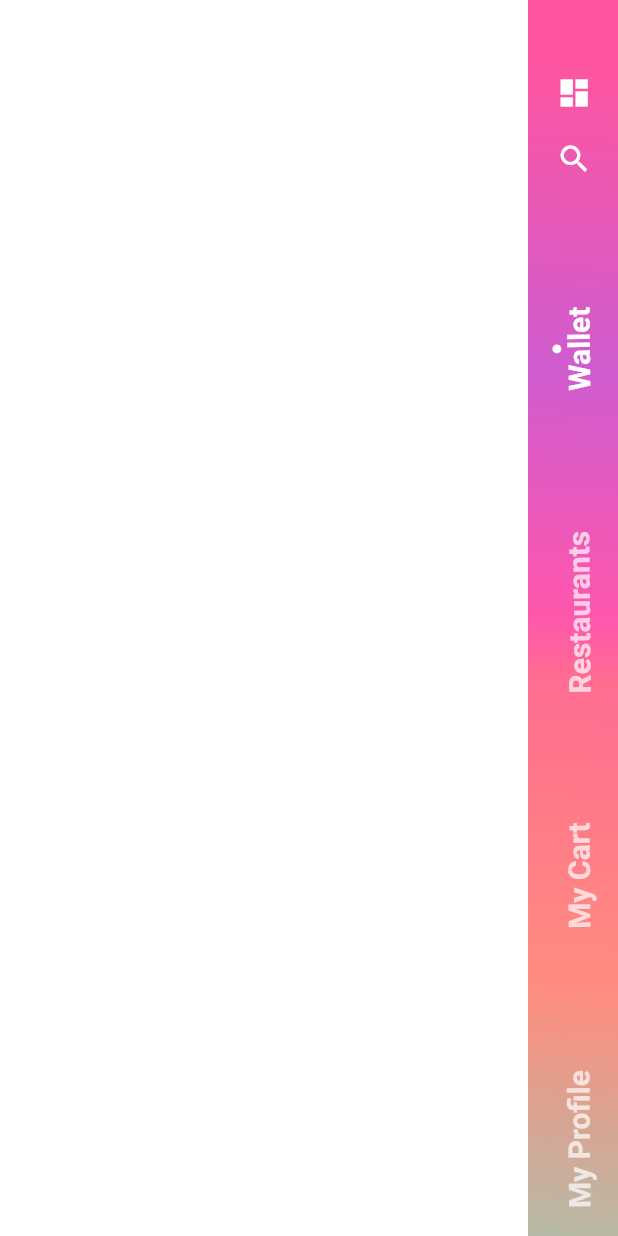
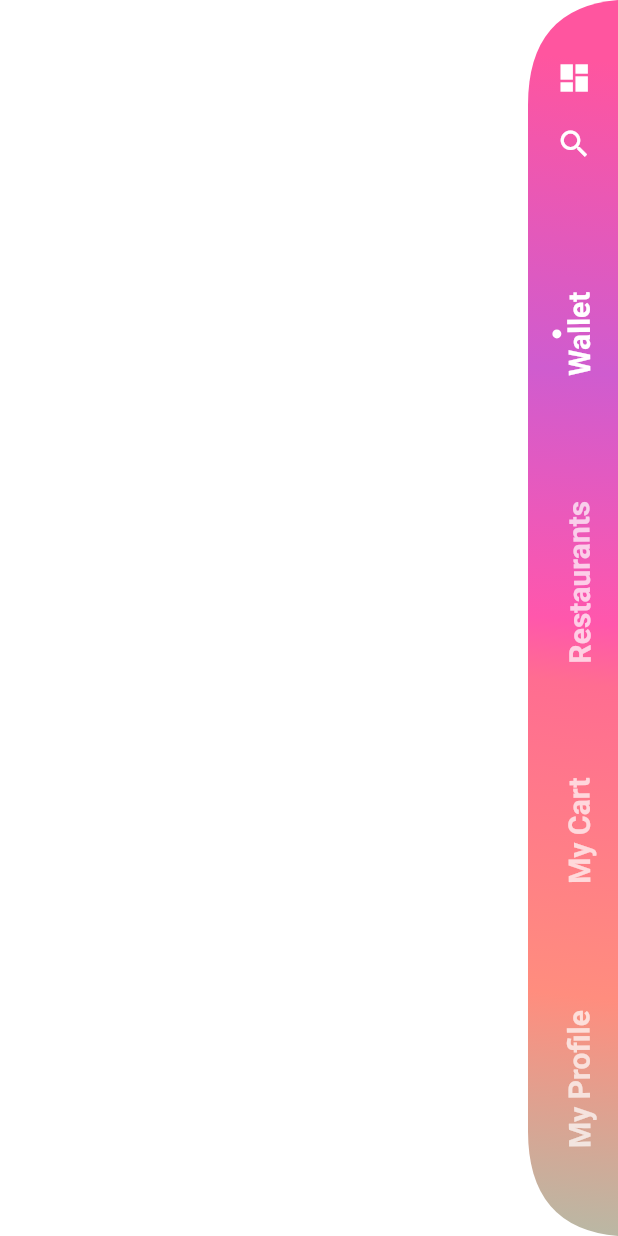
Before and after one commit to tarciso-torres/neumorphic_design_app, a Flutter app: the screen it shows after launch, after a tap on "Wallet", on a phone screen of 412 x 824 dp. Run offline on Flutter 3.47's test engine with Material 2 defaults, Android fonts, the phone set to English and light mode, and no system bars.

Commit message:
Inititate the create draw curve menu

```diff
--- a/lib/sidebar/sidebar_layout.dart
+++ b/lib/sidebar/sidebar_layout.dart
@@ -1,16 +1,32 @@
 import 'package:flutter/material.dart';
 import 'package:neumorphic_design_app/sidebar/sidebar_item.dart';
 
-class SidebarLayout extends StatelessWidget {
+class SidebarLayout extends StatefulWidget{
+  @override
+  _SidebarLayoutState createState() => _SidebarLayoutState();
+}
+
+class _SidebarLayoutState extends State<SidebarLayout> {
+
+  int selectedIndex = 0;
+
+  void onTabTap(int index) {
+    setState(() {
+      selectedIndex = index;
+    });
+  }
+
   @override
   Widget build(BuildContext context) {
     return Stack(
       children: <Widget>[
         Positioned(
-          width: 60,
+          width: 90,
           top: 0,
           bottom: 0,
           right: 0,
+            child: ClipPath(
+              clipper: SidebarClipper(),
               child: Container(
                 decoration: BoxDecoration(
                   gradient: LinearGradient(
@@ -29,6 +45,7 @@ class SidebarLayout extends StatelessWidget {
                 ),
               ),
             ),
+          ),
         Positioned(
             top: 0,
             bottom: 0,
@@ -36,7 +53,7 @@ class SidebarLayout extends StatelessWidget {
             child: Column(
               children: <Widget>[
                 SizedBox(
-                  height: 50,
+                  height: 40,
                 ),
                 Icon(Icons.dashboard, color: Colors.white),
                 SizedBox(
@@ -53,29 +70,37 @@ class SidebarLayout extends StatelessWidget {
                     children: <Widget>[
                       SidebarItem(
                         text: "Wallet",
-                        onTabTap: () {},
-                        isSelected: true,
+                        onTabTap: () {
+                          onTabTap(0);
+                        },
+                        isSelected: selectedIndex == 0,
                       ),
                       SidebarItem(
                         text: "Restaurants",
-                        onTabTap: () {},
-                        isSelected: false,
+                        onTabTap: () {
+                          onTabTap(1);
+                        },
+                        isSelected: selectedIndex == 1,
                       ),
                       SidebarItem(
                         text: "My Cart",
-                        onTabTap: () {},
-                        isSelected: false,
+                        onTabTap: () {
+                          onTabTap(2);
+                        },
+                        isSelected: selectedIndex == 2,
                       ),
                       SidebarItem(
                         text: "My Profile",
-                        onTabTap: () {},
-                        isSelected: false,
+                        onTabTap: () {
+                          onTabTap(3);
+                        },
+                        isSelected: selectedIndex == 3,
                       ),
                     ],
                   ),
                 ),
                 SizedBox(
-                  height: 50,
+                  height: 90,
                 ),
               ],
             ),
@@ -84,3 +109,32 @@ class SidebarLayout extends StatelessWidget {
       );
   }
 }
+
+class SidebarClipper extends CustomClipper<Path> {
+  @override
+  Path getClip(Size size) {
+    Path path = Path();
+
+    double width = size.width;
+    double height = size.height;
+
+    // up curve
+    path.moveTo(width, 0);
+    path.quadraticBezierTo(width / 3, 5, width / 3, 70);
+
+    // custom curve
+
+
+    //down curve
+    path.lineTo(width / 3, height - 70);
+    path.quadraticBezierTo(width / 3, height - 5, width, height);
+
+    path.close();
+
+    return path;
+  }
+
+  @override
+  bool shouldReclip(CustomClipper<Path> oldClipper) => true;
+
+}
```
Lines whose indentation alone changed are shown as unchanged.
